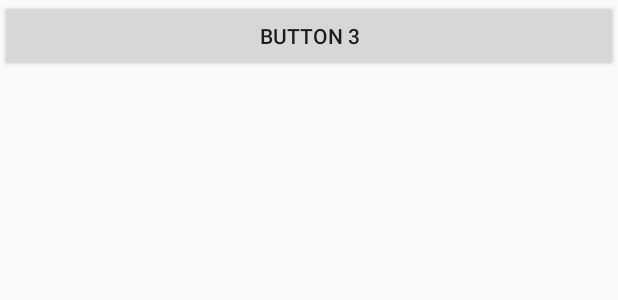
After one commit to LszDawn/AndroidActivityTest, an Android app: the layout third_layout.xml on its own in the app's theme, with its tools: preview values and no code run, on a phone screen of 412 x 824 dp. The commit adds this screen. Shown: the top 300 px of the screen. Run offline under Robolectric (Android 15) with nearby library versions, the phone set to English and light mode, and no system bars.

Commit message:
隐式Intent

```diff
--- a/app/build.gradle
+++ b/app/build.gradle
@@ -21,6 +21,7 @@ android {
 dependencies {
     implementation fileTree(dir: 'libs', include: ['*.jar'])
     implementation 'com.android.support:appcompat-v7:28.0.0'
+    implementation 'com.android.support.constraint:constraint-layout:1.1.3'
     testImplementation 'junit:junit:4.12'
     androidTestImplementation 'com.android.support.test:runner:1.0.2'
     androidTestImplementation 'com.android.support.test.espresso:espresso-core:3.0.2'
--- /dev/null
+++ b/app/src/main/res/layout/third_layout.xml
@@ -0,0 +1,12 @@
+<?xml version="1.0" encoding="utf-8"?>
+<LinearLayout xmlns:android="http://schemas.android.com/apk/res/android"
+    android:orientation="vertical"
+    android:layout_width="match_parent"
+    android:layout_height="match_parent">
+
+    <Button
+        android:id="@+id/button_3"
+        android:layout_width="match_parent"
+        android:layout_height="wrap_content"
+        android:text="Button 3"/>
+</LinearLayout>
```
Also changed, not shown: app/src/main/AndroidManifest.xml (+26 -3 lines), app/src/main/java/com/example/lsz/activitytest/FirstActivity.java (+43 -1 lines), app/src/main/java/com/example/lsz/activitytest/SecondActivity.java (added, +42 -0 lines), app/src/main/java/com/example/lsz/activitytest/ThirdActivity.java (added, +13 -0 lines), app/src/main/res/layout/second_layout.xml (added, +12 -0 lines).
